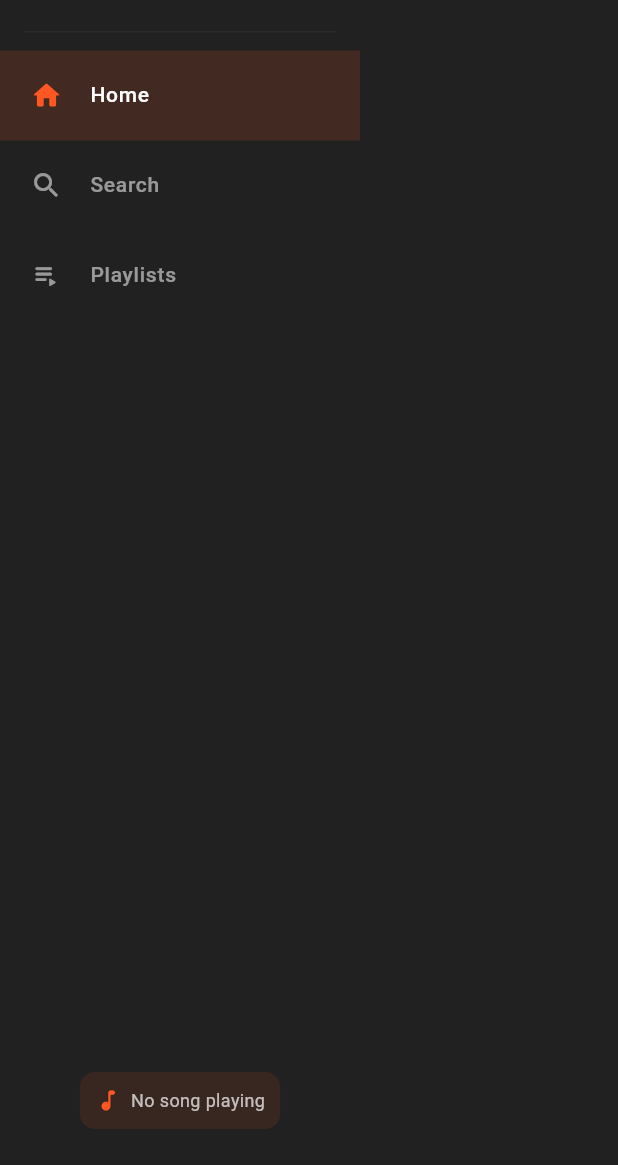
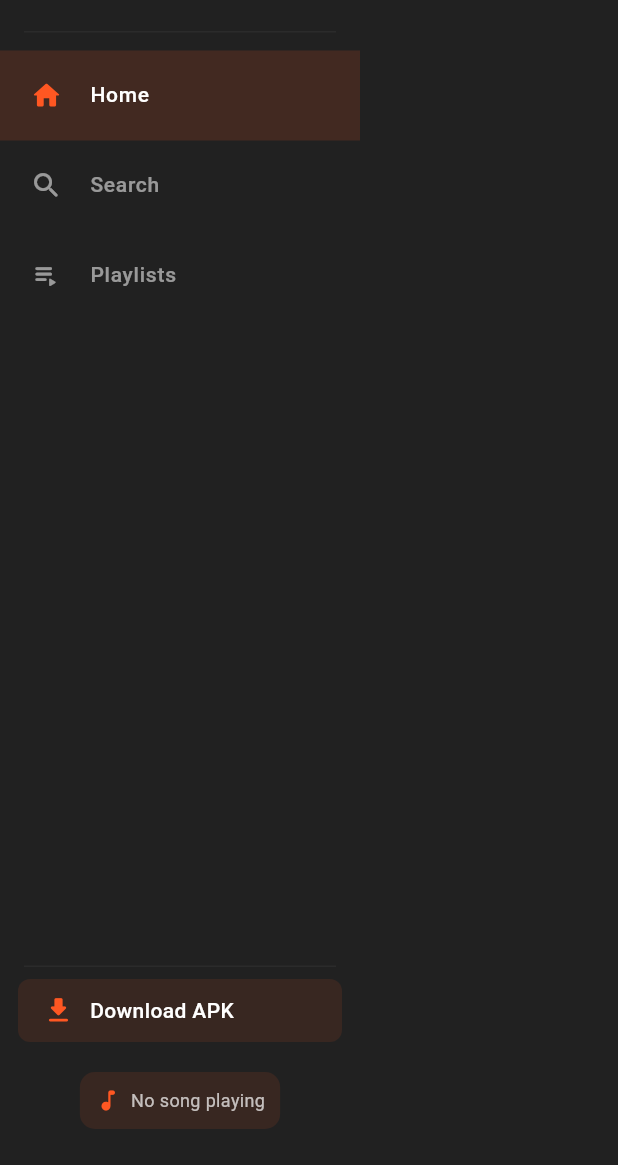
Before and after one commit to shiveshwarS/Music-Player, a Flutter app: the Sidebar widget shown alone on an empty page, opened directly, on a phone screen of 412 x 824 dp, the part 71-1236 px from its top. Run offline on Flutter 3.47's test engine with Material 3 defaults, Android fonts, the phone set to English and light mode, and no system bars; our stand-ins replace audio_service, flutter_native_splash, flutter_screenutil, hive, hive_flutter, just_audio and 2 more; accounts and stored records are empty; network calls fail.

Commit message:
web update

```diff
--- a/lib/views/web_layout.dart
+++ b/lib/views/web_layout.dart
@@ -73,14 +73,14 @@ class WebLayout extends StatelessWidget {
                                   Align(
                                     alignment: Alignment.bottomCenter,
                                     child: FadeEffect(
-                                        width: double.infinity, height: 60),
+                                        width: double.infinity, height: 15),
                                   ),
                                 ],
                               ),
                             ),
                             const Padding(
                               padding: EdgeInsets.symmetric(
-                                  horizontal: 8, vertical: 4),
+                                  horizontal: 8, vertical: 0),
                               child: PlayBar(),
                             ),
                           ],
--- a/lib/views/widgets/sidebar.dart
+++ b/lib/views/widgets/sidebar.dart
@@ -1,5 +1,6 @@
 import 'package:flutter/material.dart';
 import 'package:provider/provider.dart';
+import 'package:url_launcher/url_launcher.dart';
 import 'package:hertzz/viewmodels/navigation_provider.dart';
 import 'package:hertzz/viewmodels/player_provider.dart';
 
@@ -53,6 +54,51 @@ class Sidebar extends StatelessWidget {
                 ),
               ),
             ),
+            Container(
+              height: 1,
+              color: Colors.grey.shade800.withOpacity(0.3),
+              margin: const EdgeInsets.symmetric(horizontal: 16),
+            ),
+            const SizedBox(height: 8),
+            Padding(
+              padding: const EdgeInsets.symmetric(horizontal: 12),
+              child: Material(
+                color: Colors.deepOrange.withOpacity(0.1),
+                borderRadius: BorderRadius.circular(8),
+                child: InkWell(
+                  borderRadius: BorderRadius.circular(8),
+                  onTap: () async {
+                    final uri = Uri.parse(
+                        "https://drive.google.com/file/d/1Vfs6lUtHUsBGX6WxIx8z2LQF8jgpOFXe/view?usp=drivesdk");
+                    if (await canLaunchUrl(uri)) {
+                      await launchUrl(uri, mode: LaunchMode.externalApplication);
+                    }
+                  },
+                  child: Padding(
+                    padding: const EdgeInsets.symmetric(
+                        horizontal: 16, vertical: 10),
+                    child: Row(
+                      children: [
+                        const Icon(Icons.download_rounded,
+                            color: Colors.deepOrange, size: 22),
+                        const SizedBox(width: 10),
+                        const Expanded(
+                          child: Text(
+                            "Download APK",
+                            style: TextStyle(
+                              color: Colors.white,
+                              fontSize: 14,
+                              fontWeight: FontWeight.w500,
+                            ),
+                          ),
+                        ),
+                      ],
+                    ),
+                  ),
+                ),
+              ),
+            ),
+            const SizedBox(height: 8),
             Consumer<PlayerProvider>(
               builder: (context, s, child) {
                 return Container(
--- a/pubspec.yaml
+++ b/pubspec.yaml
@@ -23,6 +23,7 @@ dependencies:
   palette_generator: ^0.3.3+7
   flutter_native_splash: ^2.4.6
   flutter_screenutil: ^5.9.3
+  url_launcher: ^6.2.5
 
 dev_dependencies:
 
```
Also changed, not shown: pubspec.lock, 5 other files.
